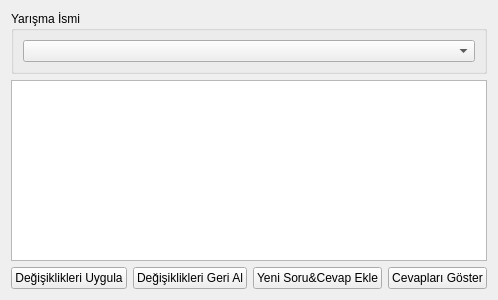
Old version of the form qaform.ui in the repository atakli/BilgiYarismasi.
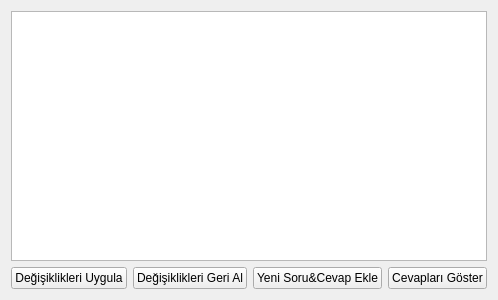
New version of the form.

What changed in the file:
```diff
--- a/qaform.ui
+++ b/qaform.ui
@@ -14,18 +14,6 @@
    <string>Soru &amp; Cevap Listesi</string>
   </property>
   <layout class="QVBoxLayout" name="verticalLayout">
-   <item>
-    <widget class="QGroupBox" name="groupBox">
-     <property name="title">
-      <string>Yarışma İsmi</string>
-     </property>
-     <layout class="QVBoxLayout" name="verticalLayout_2">
-      <item>
-       <widget class="QComboBox" name="comboBox"/>
-      </item>
-     </layout>
-    </widget>
-   </item>
    <item>
     <widget class="QTableView" name="tableView">
      <property name="alternatingRowColors">
```
